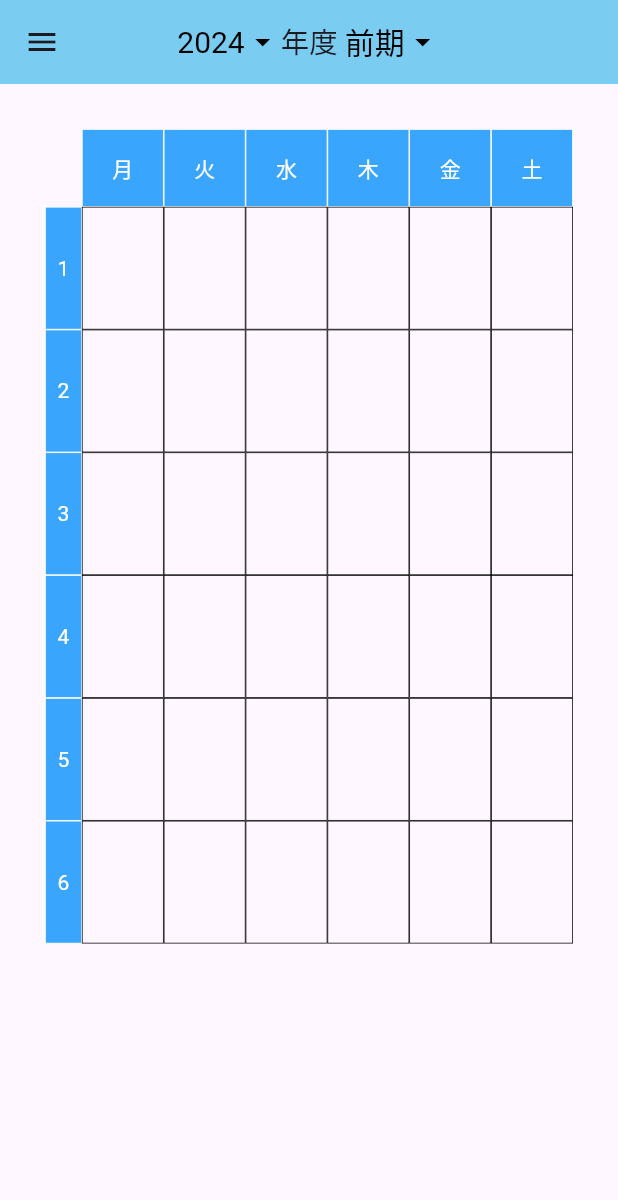
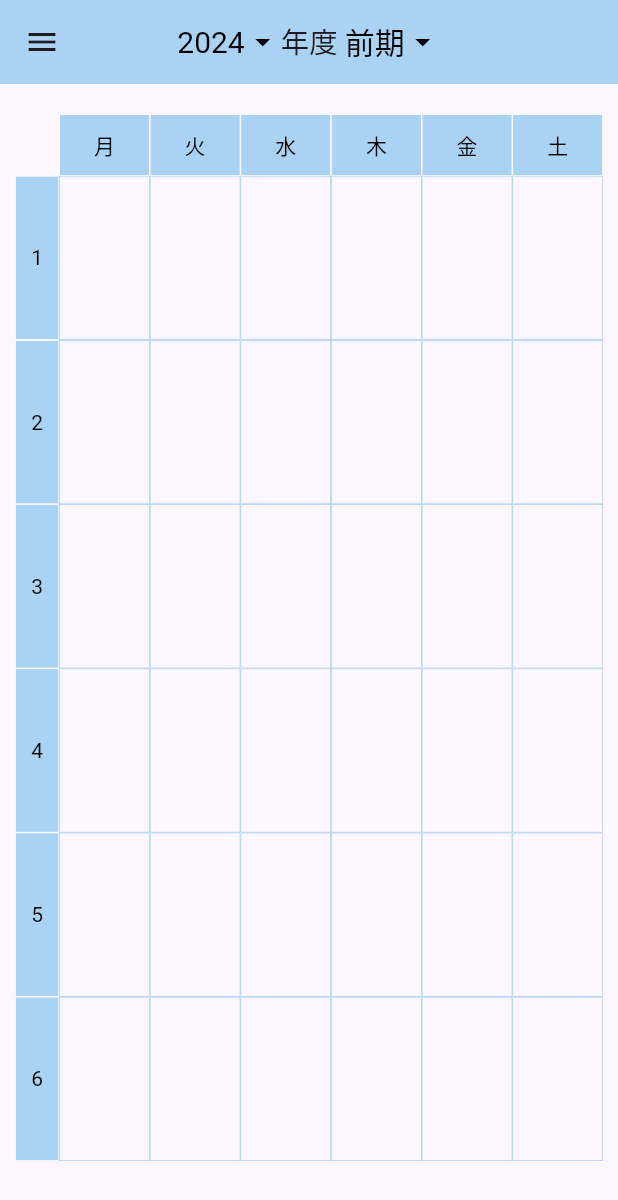
Before and after one commit to d1day/credit-management-app, a Flutter app: the screen it shows after launch, on a phone screen of 412 x 824 dp. Shown: the top 1200 px of the screen. Run offline on Flutter 3.47's test engine with Material 2 defaults, Android fonts, the phone set to English and light mode, and no system bars; our stand-ins replace sqflite; accounts and stored records are empty.

Commit message:
デザイン修正

```diff
--- a/src/lib/main.dart
+++ b/src/lib/main.dart
@@ -10,13 +10,15 @@ class MyApp extends StatelessWidget {
 
   @override
   Widget build(BuildContext context) {
+    final nDeviceWidth = MediaQuery.of(context).size.width;
+    final nDeviceHeight = MediaQuery.of(context).size.height;
     return MaterialApp(
       title: 'Flutter Demo',
       theme: ThemeData(
         colorScheme: ColorScheme.fromSeed(seedColor: Colors.deepPurple),
         useMaterial3: true,
       ),
-      home: const TimeTable(),
+      home: TimeTable(nDeviceWidth: nDeviceWidth, nDeviceHeight: nDeviceHeight),
     );
   }
 }
--- a/src/lib/time_table.dart
+++ b/src/lib/time_table.dart
@@ -1,17 +1,42 @@
 import 'package:flutter/material.dart';
 import 'base_component.dart';
 
+// デザイン
 // バーの色
-const colorBar = Color.fromARGB(255, 122, 204, 241);
+const colorBar = Color.fromARGB(255, 169, 210, 243);
 // 枠線の太さ
-const nWidth = 0.5;
+const double nWidth = 0.5;
+// 時間の列の幅
+double nWidthHour = 0;
+// 曜日の行の高さ
+double nHeightDay = 0;
+// 通常のセルの幅
+double nWidthCell = 0;
+// 通常のセルの高さ
+double nHeightCell = 0;
+// 左右のスペース
+const double nSideSpace = 10;
+// 上下のスペース
+const double nTopAndBottomSpace = 20;
+// 表の色
+const Color colorItem = Color.fromARGB(255, 169, 210, 243);
+// 表の文字の色
+const Color colorItemText = Colors.black;
+
 // 時間数
-int numHour = 6;
+final int numHour = 6;
 // 曜日
-int numDay = 6;
+final int numDay = 6;
 
 class TimeTable extends StatelessWidget {
-  const TimeTable({super.key});
+  const TimeTable(
+      {super.key, required this.nDeviceWidth, required this.nDeviceHeight});
+  //
+  final double nDeviceWidth;
+  final double nDeviceHeight;
+
+  //時間割取得
+  getTimeTable(int nYear, String strClsSemestar) {}
 
   @override
   Widget build(BuildContext context) {
@@ -21,6 +46,17 @@ class TimeTable extends StatelessWidget {
     for (int i = -10; i < 10; i++) {
       lstYear.add((nYear + i).toString());
     }
+
+    final nAppBarHeight = AppBar().preferredSize.height;
+    nWidthHour = nDeviceWidth / 14;
+    nHeightDay = nDeviceHeight / 20;
+    nWidthCell = (nDeviceWidth - nWidthHour - (nSideSpace * 2)) / numDay;
+    nHeightCell = (nDeviceHeight -
+                nAppBarHeight -
+                nHeightDay -
+                (nTopAndBottomSpace * 2)) /
+            numHour -
+        5;
 
     return Scaffold(
         appBar: AppBar(
@@ -46,58 +82,66 @@ class TimeTable extends StatelessWidget {
           child: ListView(children: const [ListTile(title: Text('メニュー１'))]),
         ),
         body: Padding(
-            padding: const EdgeInsets.only(right: 30, bottom: 30),
-            child: GridView.builder(
-              itemCount: (numDay + 1) * (numHour + 1),
-              itemBuilder: (context, index) {
-                return createTimeTableCell(index);
-              },
-              gridDelegate: SliverGridDelegateWithFixedCrossAxisCount(
-                  crossAxisCount: numDay + 1, childAspectRatio: 1 / 1.5),
+            padding: const EdgeInsets.fromLTRB(
+                nSideSpace, nTopAndBottomSpace, nSideSpace, nTopAndBottomSpace),
+            child: Column(
+              children: <Widget>[
+                for (int nRow = 0; nRow < numHour + 1; nRow++)
+                  Row(children: [
+                    for (int nCol = 0; nCol < numDay + 1; nCol++)
+                      createTimeTableCell(nRow, nCol),
+                  ])
+              ],
             )));
   }
 }
 
-Widget createTimeTableCell(int index) {
-  if (index == 0) {
+Widget createTimeTableCell(int nRow, int nCol) {
+  if (nRow == 0 && nCol == 0) {
     // 左上の空白
-    return Container();
-  } else if (index < numDay + 1) {
+    return SizedBox(
+      height: nHeightDay,
+      width: nWidthHour,
+    );
+  } else if (nRow == 0) {
     // 曜日
-    return Padding(
-        padding: const EdgeInsets.only(top: 30),
-        child: Container(
+    return Container(
+        width: nWidthCell,
+        height: nHeightDay,
         decoration: BoxDecoration(
           border: Border.all(width: nWidth, color: Colors.white),
-              color: const Color.fromARGB(255, 58, 165, 253),
+          color: colorItem,
         ),
         child: Center(
             child: Text(
-              lstDay[numDay != 7 ? index : index - 1],
-              style: const TextStyle(color: Colors.white),
-            ))));
-  } else if (index % (numDay + 1) == 0) {
+          lstDay[numDay != lstDay.length ? nCol : nCol - 1],
+          style: const TextStyle(color: colorItemText),
+        )));
+  } else if (nCol == 0) {
     // 数字
-    return Padding(
-        padding: const EdgeInsets.only(left: 30),
-        child: Container(
+    return Container(
+        width: nWidthHour,
+        height: nHeightCell,
         decoration: BoxDecoration(
             border: Border.all(width: nWidth, color: Colors.white),
-                color: const Color.fromARGB(255, 58, 165, 253)),
-            width: 30,
+            color: colorItem),
         child: Center(
             child: Text(
-              (index / (numDay + 1)).floor().toString(),
-              style: const TextStyle(color: Colors.white),
-            ))));
+          nRow.toString(),
+          style: const TextStyle(color: colorItemText),
+        )));
   } else {
     // 授業
     return TimeTableCell(
         strIdLesson: 'a',
-        strCdDay: lstDay[numDay != 7
-            ? ((index + 1) % (numDay + 1) + numDay) % (numDay + 1)
-            : ((index + 1) % (numDay + 1) + (numDay - 1)) % (numDay + 1)],
-        nHour: (index / (numDay + 1)).floor());
+        strNmDay: lstDay[numDay != lstDay.length
+            ? nCol < lstDay.length - 1
+                ? nCol + 1
+                : 0
+            : nCol != 7
+                ? nCol
+                : 0],
+        nHour: nRow);
   }
 }
 
@@ -148,10 +192,10 @@ class TimeTableCell extends StatefulWidget {
   const TimeTableCell(
       {super.key,
       required this.strIdLesson,
-      required this.strCdDay,
+      required this.strNmDay,
       required this.nHour});
   final String strIdLesson;
-  final String strCdDay;
+  final String strNmDay;
   final int nHour;
 
   @override
@@ -164,10 +208,13 @@ class _TimeTableCellState extends State<TimeTableCell> {
     return InkWell(
         onTap: () {
           selectLesson(
-              context, widget.strIdLesson, widget.strCdDay, widget.nHour);
+              context, widget.strIdLesson, widget.strNmDay, widget.nHour);
         },
         child: Container(
-          decoration: BoxDecoration(border: Border.all(width: nWidth)),
+          height: nHeightCell,
+          width: nWidthCell,
+          decoration: BoxDecoration(
+              border: Border.all(width: nWidth, color: colorItem)),
           // child: Text(widget.strCdDay + widget.nHour.toString()),
         ));
   }
```
Lines whose indentation alone changed are shown as unchanged.
